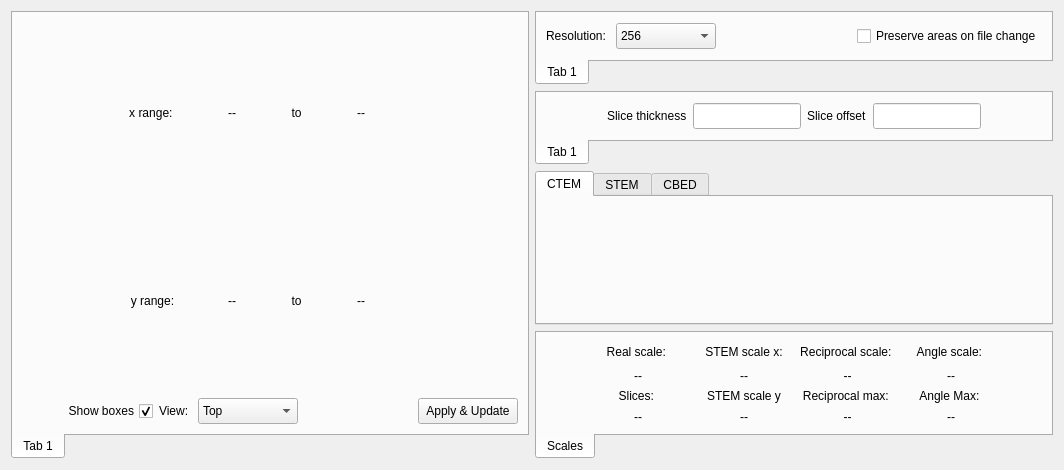
First picture: the form in src/gui/dialogs/settings/frames/arealayoutframe.ui, repository JJPPeters/clTEM, before the edit.
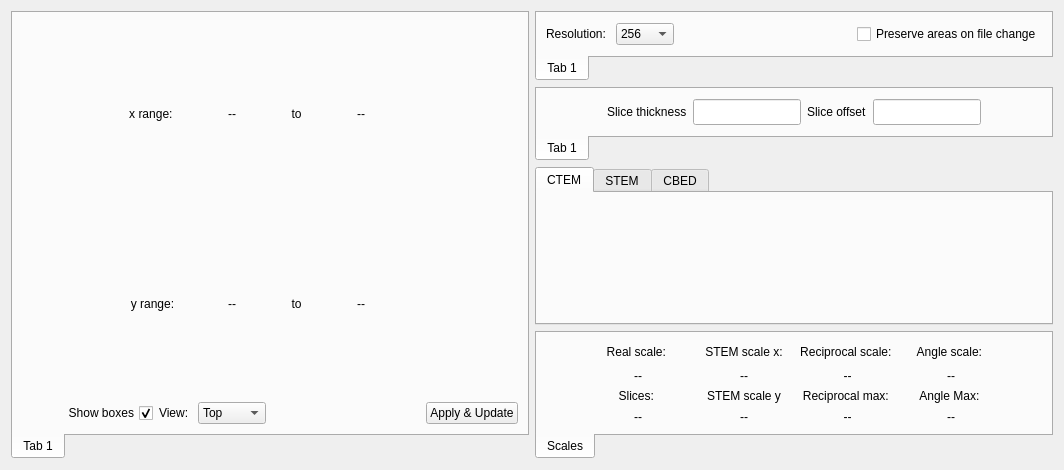
Second picture: the form after the edit. Custom widgets are drawn as their Qt base class.

```diff
--- a/src/gui/dialogs/settings/frames/arealayoutframe.ui
+++ b/src/gui/dialogs/settings/frames/arealayoutframe.ui
@@ -10,6 +10,12 @@
     <height>470</height>
    </rect>
   </property>
+  <property name="sizePolicy">
+   <sizepolicy hsizetype="Expanding" vsizetype="Expanding">
+    <horstretch>0</horstretch>
+    <verstretch>0</verstretch>
+   </sizepolicy>
+  </property>
   <property name="windowTitle">
    <string>Form</string>
   </property>
@@ -111,8 +117,8 @@
         <widget class="QComboBox" name="cmbResolution">
          <property name="minimumSize">
           <size>
-           <width>100</width>
-           <height>26</height>
+           <width>0</width>
+           <height>0</height>
           </size>
          </property>
          <item>
@@ -674,8 +680,8 @@
             <widget class="QComboBox" name="cmbViewDirection">
              <property name="minimumSize">
               <size>
-               <width>100</width>
-               <height>26</height>
+               <width>0</width>
+               <height>0</height>
               </size>
              </property>
              <item>
@@ -727,8 +733,8 @@
             <widget class="QPushButton" name="btnApplyUpdate">
              <property name="minimumSize">
               <size>
-               <width>100</width>
-               <height>26</height>
+               <width>0</width>
+               <height>0</height>
               </size>
              </property>
              <property name="text">
```
